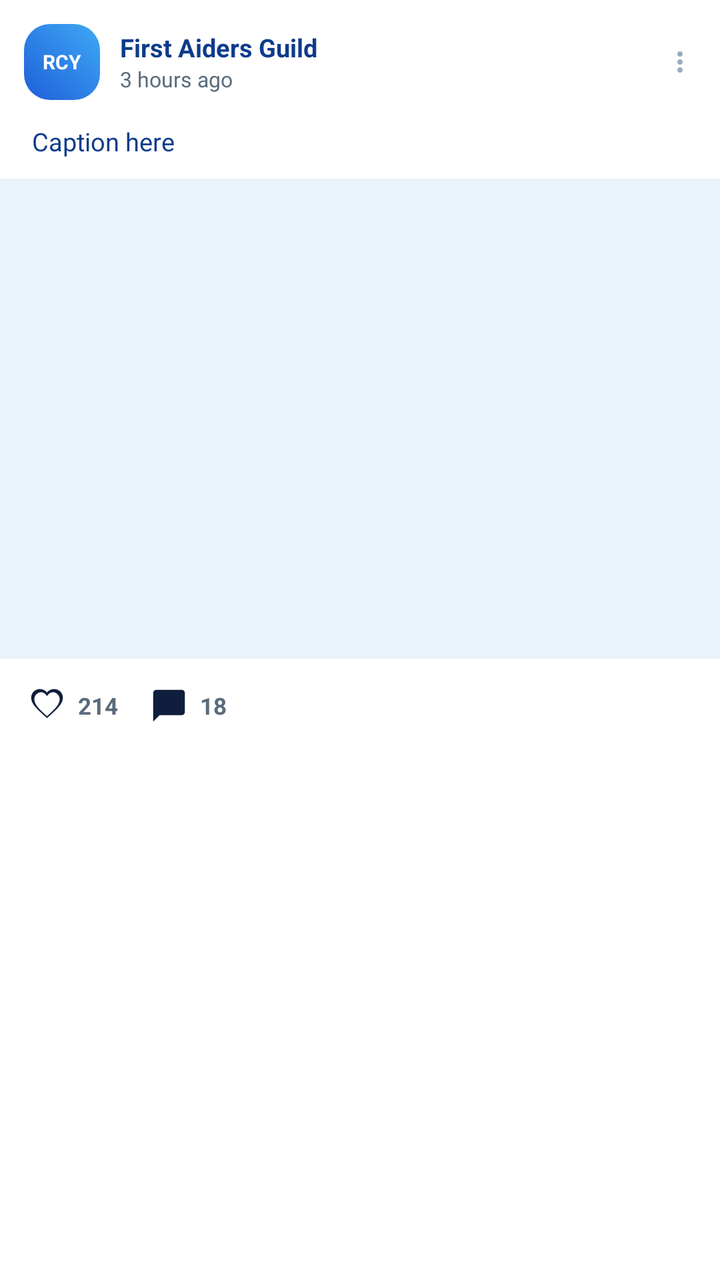
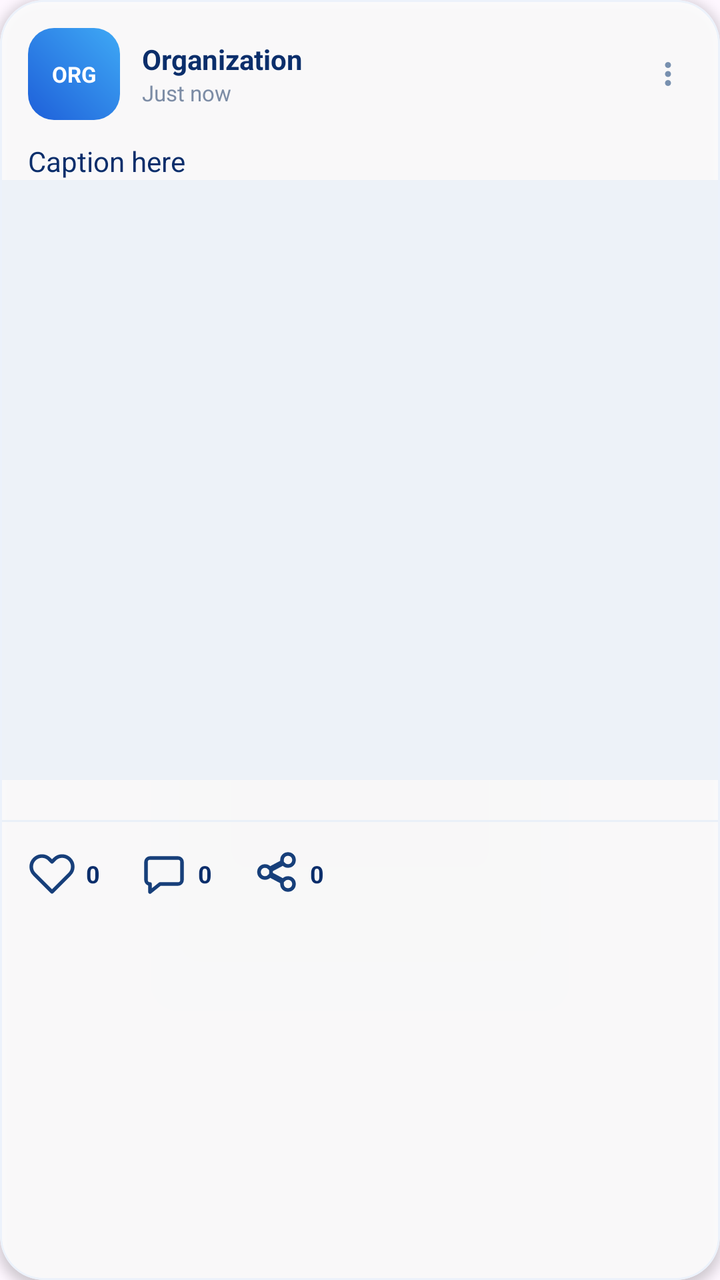

Two renders of the same Android screen: before a commit and after it. Below are the layout's source before the change and the commit's diff.
<!-- AndroidManifest.xml: application theme Theme.KAYARA -->
<!-- res/layout/item_feed_photo_post.xml -->
<?xml version="1.0" encoding="utf-8"?>
<LinearLayout xmlns:android="http://schemas.android.com/apk/res/android"
    android:layout_width="match_parent"
    android:layout_height="wrap_content"
    android:orientation="vertical"
    android:background="@color/white"
    android:paddingBottom="4dp"
    android:layout_marginBottom="12dp">

    <LinearLayout
        android:layout_width="match_parent"
        android:layout_height="wrap_content"
        android:orientation="horizontal"
        android:gravity="center_vertical"
        android:padding="12dp">

        <TextView
            android:id="@+id/tvPosterAvatar"
            android:layout_width="38dp"
            android:layout_height="38dp"
            android:background="@drawable/bg_avatar_circle"
            android:gravity="center"
            android:text="RCY"
            android:textColor="@color/white"
            android:textSize="10sp"
            android:textStyle="bold" />

        <LinearLayout
            android:layout_width="0dp"
            android:layout_height="wrap_content"
            android:layout_weight="1"
            android:layout_marginStart="10dp"
            android:orientation="vertical">

            <TextView
                android:id="@+id/tvPosterName"
                android:layout_width="wrap_content"
                android:layout_height="wrap_content"
                android:text="First Aiders Guild"
                android:textColor="@color/dark_blue"
                android:textSize="12.5sp"
                android:textStyle="bold" />

            <TextView
                android:id="@+id/tvTimeAgo"
                android:layout_width="wrap_content"
                android:layout_height="wrap_content"
                android:text="3 hours ago"
                android:textColor="@color/text_gray"
                android:textSize="10.5sp" />
        </LinearLayout>

        <ImageView
            android:layout_width="16dp"
            android:layout_height="16dp"
            android:src="@drawable/ic_more_vert"
            android:contentDescription="@null" />
    </LinearLayout>

    <TextView
        android:id="@+id/tvCaption"
        android:layout_width="match_parent"
        android:layout_height="wrap_content"
        android:paddingHorizontal="16dp"
        android:paddingBottom="10dp"
        android:text="Caption here"
        android:textColor="@color/dark_blue"
        android:textSize="12.5sp"
        android:lineSpacingExtra="2dp" />

    <ImageView
        android:id="@+id/imgPost"
        android:layout_width="match_parent"
        android:layout_height="240dp"
        android:scaleType="centerCrop"
        android:background="@color/bg_light"
        android:contentDescription="@null" />

    <LinearLayout
        android:layout_width="match_parent"
        android:layout_height="wrap_content"
        android:orientation="horizontal"
        android:gravity="center_vertical"
        android:padding="14dp">

        <ImageView
            android:layout_width="19dp"
            android:layout_height="19dp"
            android:src="@drawable/ic_heart"
            android:contentDescription="@null" />

        <TextView
            android:id="@+id/tvLikeCount"
            android:layout_width="wrap_content"
            android:layout_height="wrap_content"
            android:layout_marginStart="6dp"
            android:text="214"
            android:textColor="@color/text_gray"
            android:textSize="11.5sp"
            android:textStyle="bold" />

        <ImageView
            android:layout_width="19dp"
            android:layout_height="19dp"
            android:layout_marginStart="16dp"
            android:src="@drawable/ic_comment"
            android:contentDescription="@null" />

        <TextView
            android:id="@+id/tvCommentCount"
            android:layout_width="wrap_content"
            android:layout_height="wrap_content"
            android:layout_marginStart="6dp"
            android:text="18"
            android:textColor="@color/text_gray"
            android:textSize="11.5sp"
            android:textStyle="bold" />
    </LinearLayout>

</LinearLayout>
<!-- resources referenced by this layout -->
<resources>
  <color name="bg_light">#EAF2FB</color>
  <color name="dark_blue">#0D3B8C</color>
  <color name="text_gray">#5A6B7B</color>
  <color name="white">#FFFFFF</color>
  <!-- drawable bg_avatar_circle (drawable) -->
  <?xml version="1.0" encoding="utf-8"?>
  <shape xmlns:android="http://schemas.android.com/apk/res/android"
      android:shape="rectangle">
      <corners android:radius="13dp" />
      <gradient android:startColor="@color/mid_blue" android:endColor="@color/sky_accent" android:angle="45" />
  </shape>
  <!-- drawable ic_comment (drawable) -->
  <vector xmlns:android="http://schemas.android.com/apk/res/android"
      android:width="24dp" android:height="24dp"
      android:viewportWidth="24" android:viewportHeight="24">
      <path android:fillColor="#0F1E3D"
          android:pathData="M20,2L4,2c-1.1,0 -2,0.9 -2,2v18l4,-4h14c1.1,0 2,-0.9 2,-2L22,4c0,-1.1 -0.9,-2 -2,-2z"/>
  </vector>
  <!-- drawable ic_heart (drawable) -->
  <vector xmlns:android="http://schemas.android.com/apk/res/android"
      android:width="24dp" android:height="24dp"
      android:viewportWidth="24" android:viewportHeight="24">
      <path android:fillColor="#0F1E3D"
          android:pathData="M12.1,18.55l-0.1,0.1 -0.11,-0.1C7.14,14.24 4,11.39 4,7.89 4,5.26 6.31,3.5 8.14,3.5c1.71,0 3.02,0.98 3.86,2.5 0.84,-1.52 2.15,-2.5 3.86,-2.5 1.83,0 4.14,1.76 4.14,4.39 0,3.5 -3.14,6.35 -7.9,10.66zM16.5,1.5c-1.74,0 -3.41,0.81 -4.5,2.09C10.91,2.31 9.24,1.5 7.5,1.5 4.42,1.5 2,3.92 2,7c0,3.78 3.4,6.86 8.55,11.54L12,19.85l1.45,-1.31C18.6,13.86 22,10.78 22,7c0,-3.08 -2.42,-5.5 -5.5,-5.5z"/>
  </vector>
  <!-- drawable ic_more_vert (drawable) -->
  <vector xmlns:android="http://schemas.android.com/apk/res/android"
      android:width="24dp" android:height="24dp"
      android:viewportWidth="24" android:viewportHeight="24">
      <path android:fillColor="#9BA9C2"
          android:pathData="M12,8c1.1,0 2,-0.9 2,-2s-0.9,-2 -2,-2 -2,0.9 -2,2 0.9,2 2,2zM12,10c-1.1,0 -2,0.9 -2,2s0.9,2 2,2 2,-0.9 2,-2 -0.9,-2 -2,-2zM12,16c-1.1,0 -2,0.9 -2,2s0.9,2 2,2 2,-0.9 2,-2 -0.9,-2 -2,-2z"/>
  </vector>
  <style name="Theme.KAYARA" parent="Base.Theme.KAYARA" />
  <color name="mid_blue">#1E5FD9</color>
  <color name="sky_accent">#3FA9F5</color>
  <style name="Base.Theme.KAYARA" parent="Theme.Material3.DayNight.NoActionBar">
          
          
      </style>
</resources>

<!-- the commit's change to res/layout/item_feed_photo_post.xml (unified diff, before → after) -->
@@ -1,120 +1,300 @@
 <?xml version="1.0" encoding="utf-8"?>
-<LinearLayout xmlns:android="http://schemas.android.com/apk/res/android"
+<com.google.android.material.card.MaterialCardView
+    xmlns:android="http://schemas.android.com/apk/res/android"
+    xmlns:app="http://schemas.android.com/apk/res-auto"
     android:layout_width="match_parent"
     android:layout_height="wrap_content"
-    android:orientation="vertical"
-    android:background="@color/white"
-    android:paddingBottom="4dp"
-    android:layout_marginBottom="12dp">
+    android:layout_marginStart="16dp"
+    android:layout_marginEnd="16dp"
+    android:layout_marginBottom="14dp"
+    app:cardBackgroundColor="#DFFFFFFF"
+    app:cardCornerRadius="22dp"
+    app:cardElevation="3dp"
+    app:strokeColor="#ECF2FB"
+    app:strokeWidth="1dp">
 
     <LinearLayout
         android:layout_width="match_parent"
         android:layout_height="wrap_content"
-        android:orientation="horizontal"
-        android:gravity="center_vertical"
-        android:padding="12dp">
+        android:orientation="vertical"
+        android:paddingTop="14dp">
+
+
+        
+        
+        
+
+        <LinearLayout
+            android:layout_width="match_parent"
+            android:layout_height="wrap_content"
+            android:gravity="center_vertical"
+            android:orientation="horizontal"
+            android:paddingStart="14dp"
+            android:paddingEnd="14dp">
+
+
+            
+
+            <FrameLayout
+                android:layout_width="46dp"
+                android:layout_height="46dp">
+
+                <TextView
+                    android:id="@+id/tvPosterAvatar"
+                    android:layout_width="match_parent"
+                    android:layout_height="match_parent"
+                    android:background="@drawable/bg_avatar_circle"
+                    android:gravity="center"
+                    android:text="ORG"
+                    android:textColor="@color/white"
+                    android:textSize="11sp"
+                    android:textStyle="bold" />
+
+                <ImageView
+                    android:id="@+id/imgPosterAvatar"
+                    android:layout_width="match_parent"
+                    android:layout_height="match_parent"
+                    android:contentDescription="Organization profile picture"
+                    android:scaleType="centerCrop"
+                    android:visibility="gone" />
+
+            </FrameLayout>
+
+
+            
+
+            <LinearLayout
+                android:layout_width="0dp"
+                android:layout_height="wrap_content"
+                android:layout_marginStart="11dp"
+                android:layout_weight="1"
+                android:orientation="vertical">
+
+                <TextView
+                    android:id="@+id/tvPosterName"
+                    android:layout_width="wrap_content"
+                    android:layout_height="wrap_content"
+                    android:text="Organization"
+                    android:textColor="#0B2E6B"
+                    android:textSize="14sp"
+                    android:textStyle="bold" />
+
+                <TextView
+                    android:id="@+id/tvTimeAgo"
+                    android:layout_width="wrap_content"
+                    android:layout_height="wrap_content"
+                    android:text="Just now"
+                    android:textColor="#7C8CA5"
+                    android:textSize="11sp" />
+
+            </LinearLayout>
+
+
+            
+
+            <ImageView
+                android:id="@+id/btnPostMenu"
+                android:layout_width="24dp"
+                android:layout_height="24dp"
+                android:clickable="true"
+                android:contentDescription="Post menu"
+                android:focusable="true"
+                android:padding="3dp"
+                android:src="@drawable/ic_more_vert"
+                app:tint="#7890AF" />
+
+        </LinearLayout>
+
+
+        
+        
+        
 
         <TextView
-            android:id="@+id/tvPosterAvatar"
-            android:layout_width="38dp"
-            android:layout_height="38dp"
-            android:background="@drawable/bg_avatar_circle"
+            android:id="@+id/tvCaption"
+            android:layout_width="match_parent"
+            android:layout_height="wrap_content"
+            android:layout_marginTop="11dp"
+            android:ellipsize="end"
+            android:lineSpacingExtra="2dp"
+            android:maxLines="5"
+            android:paddingStart="14dp"
+            android:paddingEnd="14dp"
+            android:text="Caption here"
+            android:textColor="#0B2E6B"
+            android:textSize="14sp" />
+
+
+        
+
+        <TextView
+            android:id="@+id/tvSeeMore"
+            android:layout_width="wrap_content"
+            android:layout_height="wrap_content"
+            android:layout_marginStart="14dp"
+            android:layout_marginTop="4dp"
+            android:layout_marginBottom="10dp"
+            android:clickable="true"
+            android:focusable="true"
+            android:text="See more"
+            android:textColor="#2196D3"
+            android:textSize="12sp"
+            android:textStyle="bold"
+            android:visibility="gone" />
+
+
+        
+        
+        
+
+        <androidx.viewpager2.widget.ViewPager2
+            android:id="@+id/photoViewPager"
+            android:layout_width="match_parent"
+            android:layout_height="300dp"
+            android:background="#EDF2F8" />
+
+        
+
+        <LinearLayout
+            android:id="@+id/layoutDotIndicator"
+            android:layout_width="wrap_content"
+            android:layout_height="wrap_content"
+            android:layout_gravity="center_horizontal"
+            android:layout_marginTop="10dp"
             android:gravity="center"
-            android:text="RCY"
-            android:textColor="@color/white"
-            android:textSize="10sp"
-            android:textStyle="bold" />
+            android:orientation="horizontal" />
+
+
+        
+
+        <TextView
+            android:id="@+id/tvPhotoCounter"
+            android:layout_width="wrap_content"
+            android:layout_height="wrap_content"
+            android:text="1/1"
+            android:visibility="gone" />
+
+
+        
+
+        <View
+            android:layout_width="match_parent"
+            android:layout_height="1dp"
+            android:layout_marginTop="10dp"
+            android:background="#EAF0F8" />
+
+
+        
+        
+        
 
         <LinearLayout
-            android:layout_width="0dp"
-            android:layout_height="wrap_content"
-            android:layout_weight="1"
-            android:layout_marginStart="10dp"
-            android:orientation="vertical">
-
-            <TextView
-                android:id="@+id/tvPosterName"
+            android:layout_width="match_parent"
+            android:layout_height="52dp"
+            android:gravity="center_vertical"
+            android:orientation="horizontal"
+            android:paddingStart="14dp"
+            android:paddingEnd="14dp">
+
+
+            
+
+            <LinearLayout
+                android:id="@+id/btnLike"
                 android:layout_width="wrap_content"
-                android:layout_height="wrap_content"
-                android:text="First Aiders Guild"
-                android:textColor="@color/dark_blue"
-                android:textSize="12.5sp"
-                android:textStyle="bold" />
-
-            <TextView
-                android:id="@+id/tvTimeAgo"
+                android:layout_height="match_parent"
+                android:clickable="true"
+                android:focusable="true"
+                android:gravity="center_vertical"
+                android:orientation="horizontal">
+
+                <ImageView
+                    android:id="@+id/imgHeart"
+                    android:layout_width="24dp"
+                    android:layout_height="24dp"
+                    android:contentDescription="Like"
+                    android:src="@drawable/ic_heart"
+                    app:tint="#173F7A" />
+
+                <TextView
+                    android:id="@+id/tvLikeCount"
+                    android:layout_width="wrap_content"
+                    android:layout_height="wrap_content"
+                    android:layout_marginStart="5dp"
+                    android:text="0"
+                    android:textColor="#0B2E6B"
+                    android:textSize="12sp"
+                    android:textStyle="bold" />
+
+            </LinearLayout>
+
+
+            
+
+            <LinearLayout
+                android:id="@+id/btnComment"
                 android:layout_width="wrap_content"
-                android:layout_height="wrap_content"
-                android:text="3 hours ago"
-                android:textColor="@color/text_gray"
-                android:textSize="10.5sp" />
+                android:layout_height="match_parent"
+                android:layout_marginStart="20dp"
+                android:clickable="true"
+                android:focusable="true"
+                android:gravity="center_vertical"
+                android:orientation="horizontal">
+
+                <ImageView
+                    android:layout_width="24dp"
+                    android:layout_height="24dp"
+                    android:contentDescription="Comment"
+                    android:src="@drawable/ic_comment"
+                    app:tint="#173F7A" />
+
+                <TextView
+                    android:id="@+id/tvCommentCount"
+                    android:layout_width="wrap_content"
+                    android:layout_height="wrap_content"
+                    android:layout_marginStart="5dp"
+                    android:text="0"
+                    android:textColor="#0B2E6B"
+                    android:textSize="12sp"
+                    android:textStyle="bold" />
+
+            </LinearLayout>
+
+
+            
+
+            <LinearLayout
+                android:id="@+id/btnShare"
+                android:layout_width="wrap_content"
+                android:layout_height="match_parent"
+                android:layout_marginStart="20dp"
+                android:clickable="true"
+                android:focusable="true"
+                android:gravity="center_vertical"
+                android:orientation="horizontal">
+
+                <ImageView
+                    android:id="@+id/imgShare"
+                    android:layout_width="24dp"
+                    android:layout_height="24dp"
+                    android:contentDescription="Share"
+                    android:src="@drawable/ic_share"
+                    app:tint="#173F7A" />
+
+                <TextView
+                    android:id="@+id/tvShareCount"
+                    android:layout_width="wrap_content"
+                    android:layout_height="wrap_content"
+                    android:layout_marginStart="5dp"
+                    android:text="0"
+                    android:textColor="#0B2E6B"
+                    android:textSize="12sp"
+                    android:textStyle="bold" />
+
+            </LinearLayout>
+
         </LinearLayout>
 
-        <ImageView
-            android:layout_width="16dp"
-            android:layout_height="16dp"
-            android:src="@drawable/ic_more_vert"
-            android:contentDescription="@null" />
     </LinearLayout>
 
-    <TextView
-        android:id="@+id/tvCaption"
-        android:layout_width="match_parent"
-        android:layout_height="wrap_content"
-        android:paddingHorizontal="16dp"
-        android:paddingBottom="10dp"
-        android:text="Caption here"
-        android:textColor="@color/dark_blue"
-        android:textSize="12.5sp"
-        android:lineSpacingExtra="2dp" />
-
-    <ImageView
-        android:id="@+id/imgPost"
-        android:layout_width="match_parent"
-        android:layout_height="240dp"
-        android:scaleType="centerCrop"
-        android:background="@color/bg_light"
-        android:contentDescription="@null" />
-
-    <LinearLayout
-        android:layout_width="match_parent"
-        android:layout_height="wrap_content"
-        android:orientation="horizontal"
-        android:gravity="center_vertical"
-        android:padding="14dp">
-
-        <ImageView
-            android:layout_width="19dp"
-            android:layout_height="19dp"
-            android:src="@drawable/ic_heart"
-            android:contentDescription="@null" />
-
-        <TextView
-            android:id="@+id/tvLikeCount"
-            android:layout_width="wrap_content"
-            android:layout_height="wrap_content"
-            android:layout_marginStart="6dp"
-            android:text="214"
-            android:textColor="@color/text_gray"
-            android:textSize="11.5sp"
-            android:textStyle="bold" />
-
-        <ImageView
-            android:layout_width="19dp"
-            android:layout_height="19dp"
-            android:layout_marginStart="16dp"
-            android:src="@drawable/ic_comment"
-            android:contentDescription="@null" />
-
-        <TextView
-            android:id="@+id/tvCommentCount"
-            android:layout_width="wrap_content"
-            android:layout_height="wrap_content"
-            android:layout_marginStart="6dp"
-            android:text="18"
-            android:textColor="@color/text_gray"
-            android:textSize="11.5sp"
-            android:textStyle="bold" />
-    </LinearLayout>
-
-</LinearLayout>
+</com.google.android.material.card.MaterialCardView>
<!-- resource entries referenced after the edit -->
@@ -1,8 +1,5 @@
 <!-- resources referenced by this layout -->
 <resources>
-  <color name="bg_light">#EAF2FB</color>
-  <color name="dark_blue">#0D3B8C</color>
-  <color name="text_gray">#5A6B7B</color>
   <color name="white">#FFFFFF</color>
   <!-- drawable bg_avatar_circle (drawable) -->
   <?xml version="1.0" encoding="utf-8"?>
@@ -13,17 +10,33 @@
   </shape>
   <!-- drawable ic_comment (drawable) -->
   <vector xmlns:android="http://schemas.android.com/apk/res/android"
-      android:width="24dp" android:height="24dp"
-      android:viewportWidth="24" android:viewportHeight="24">
-      <path android:fillColor="#0F1E3D"
-          android:pathData="M20,2L4,2c-1.1,0 -2,0.9 -2,2v18l4,-4h14c1.1,0 2,-0.9 2,-2L22,4c0,-1.1 -0.9,-2 -2,-2z"/>
+      android:width="24dp"
+      android:height="24dp"
+      android:viewportWidth="24"
+      android:viewportHeight="24">
+  
+      <path
+          android:fillColor="@android:color/transparent"
+          android:strokeColor="#17345F"
+          android:strokeWidth="1.8"
+          android:strokeLineCap="round"
+          android:strokeLineJoin="round"
+          android:pathData="M5,4H19C20.1,4 21,4.9 21,6V15C21,16.1 20.1,17 19,17H10L5,21V17H5C3.9,17 3,16.1 3,15V6C3,4.9 3.9,4 5,4Z" />
   </vector>
   <!-- drawable ic_heart (drawable) -->
   <vector xmlns:android="http://schemas.android.com/apk/res/android"
-      android:width="24dp" android:height="24dp"
-      android:viewportWidth="24" android:viewportHeight="24">
-      <path android:fillColor="#0F1E3D"
-          android:pathData="M12.1,18.55l-0.1,0.1 -0.11,-0.1C7.14,14.24 4,11.39 4,7.89 4,5.26 6.31,3.5 8.14,3.5c1.71,0 3.02,0.98 3.86,2.5 0.84,-1.52 2.15,-2.5 3.86,-2.5 1.83,0 4.14,1.76 4.14,4.39 0,3.5 -3.14,6.35 -7.9,10.66zM16.5,1.5c-1.74,0 -3.41,0.81 -4.5,2.09C10.91,2.31 9.24,1.5 7.5,1.5 4.42,1.5 2,3.92 2,7c0,3.78 3.4,6.86 8.55,11.54L12,19.85l1.45,-1.31C18.6,13.86 22,10.78 22,7c0,-3.08 -2.42,-5.5 -5.5,-5.5z"/>
+      android:width="24dp"
+      android:height="24dp"
+      android:viewportWidth="24"
+      android:viewportHeight="24">
+  
+      <path
+          android:fillColor="@android:color/transparent"
+          android:strokeColor="#17345F"
+          android:strokeWidth="1.8"
+          android:strokeLineCap="round"
+          android:strokeLineJoin="round"
+          android:pathData="M20.8,4.6C18.7,2.5 15.4,2.5 13.3,4.6L12,5.9L10.7,4.6C8.6,2.5 5.3,2.5 3.2,4.6C1.1,6.7 1.1,10 3.2,12.1L12,20.9L20.8,12.1C22.9,10 22.9,6.7 20.8,4.6Z" />
   </vector>
   <!-- drawable ic_more_vert (drawable) -->
   <vector xmlns:android="http://schemas.android.com/apk/res/android"
@@ -31,6 +44,21 @@
       android:viewportWidth="24" android:viewportHeight="24">
       <path android:fillColor="#9BA9C2"
           android:pathData="M12,8c1.1,0 2,-0.9 2,-2s-0.9,-2 -2,-2 -2,0.9 -2,2 0.9,2 2,2zM12,10c-1.1,0 -2,0.9 -2,2s0.9,2 2,2 2,-0.9 2,-2 -0.9,-2 -2,-2zM12,16c-1.1,0 -2,0.9 -2,2s0.9,2 2,2 2,-0.9 2,-2 -0.9,-2 -2,-2z"/>
+  </vector>
+  <!-- drawable ic_share (drawable) -->
+  <vector xmlns:android="http://schemas.android.com/apk/res/android"
+      android:width="24dp"
+      android:height="24dp"
+      android:viewportWidth="24"
+      android:viewportHeight="24">
+  
+      <path
+          android:fillColor="@android:color/transparent"
+          android:strokeColor="#17345F"
+          android:strokeWidth="1.8"
+          android:strokeLineCap="round"
+          android:strokeLineJoin="round"
+          android:pathData="M18,8C19.7,8 21,6.7 21,5C21,3.3 19.7,2 18,2C16.3,2 15,3.3 15,5C15,5.3 15,5.6 15.1,5.9L8.9,9.2C8.4,8.5 7.5,8 6.5,8C4.8,8 3.5,9.3 3.5,11C3.5,12.7 4.8,14 6.5,14C7.5,14 8.4,13.5 8.9,12.8L15.1,16.1C15,16.4 15,16.7 15,17C15,18.7 16.3,20 18,20C19.7,20 21,18.7 21,17C21,15.3 19.7,14 18,14C17,14 16.1,14.5 15.6,15.2L9.4,11.9C9.5,11.6 9.5,11.3 9.5,11C9.5,10.7 9.5,10.4 9.4,10.1L15.6,6.8C16.1,7.5 17,8 18,8Z" />
   </vector>
   <style name="Theme.KAYARA" parent="Base.Theme.KAYARA" />
   <color name="mid_blue">#1E5FD9</color>
